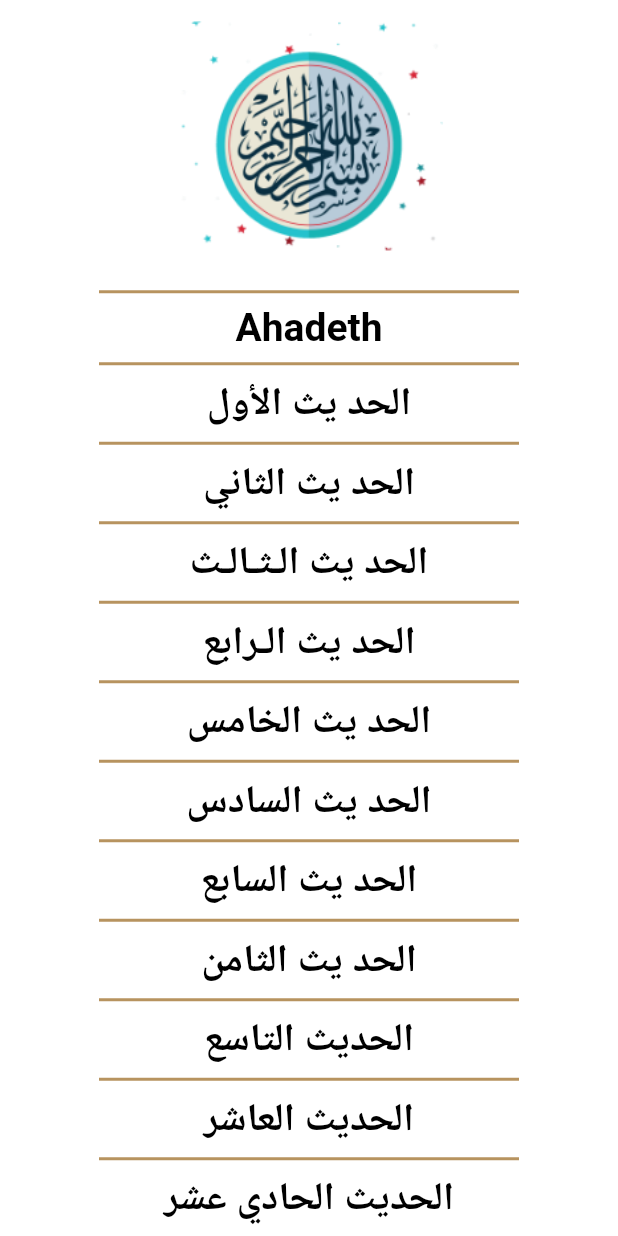
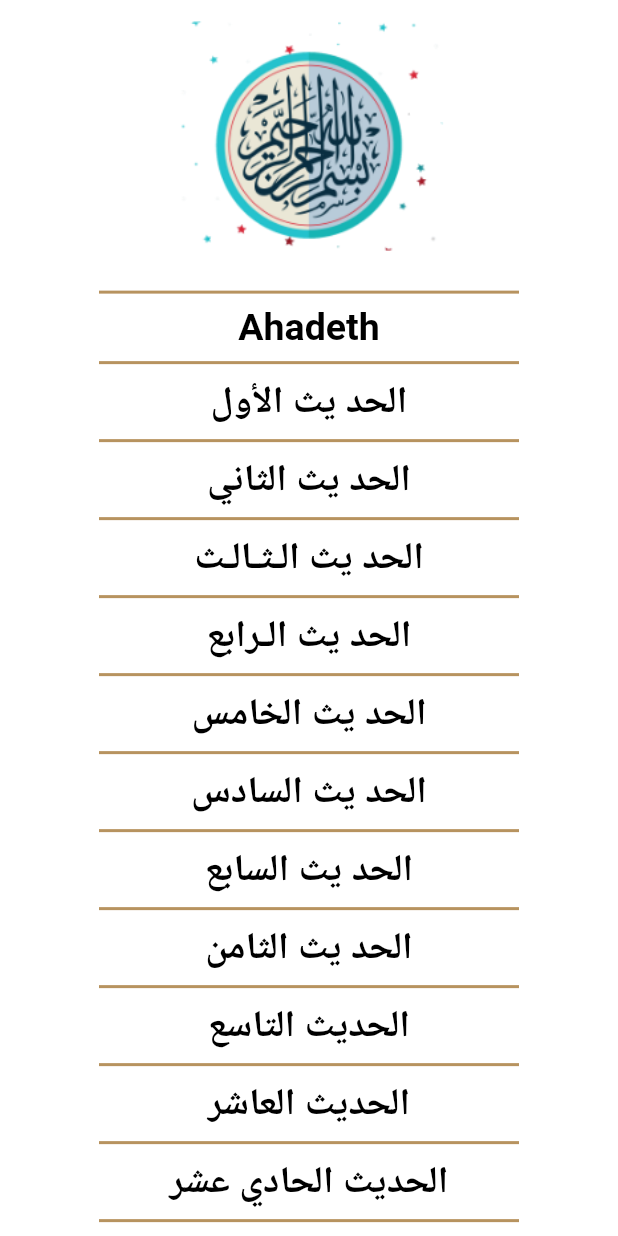
Before and after one commit to mSaaad10/quran-app-c11-hti, a Flutter app: the AhadethTabWidget widget shown alone on an empty page, opened directly, on a phone screen of 412 x 824 dp. Run offline on Flutter 3.47's test engine with Material 2 defaults, Android fonts, the phone set to English and light mode, and no system bars.

Commit message:
+ dark-light theme + theme-lang bottom sheet

```diff
--- a/lib/ui/home/ahadeth_tab/ahadeth_tab_widget.dart
+++ b/lib/ui/home/ahadeth_tab/ahadeth_tab_widget.dart
@@ -28,13 +28,10 @@ class _AhadethTabWidgetState extends State<AhadethTabWidget> {
               decoration: BoxDecoration(
                   border: Border.symmetric(
                       horizontal: BorderSide(
-                          color: Theme.of(context).primaryColor, width: 2))),
+                          color: Theme.of(context).dividerColor, width: 2))),
               child: Text(
                 'Ahadeth',
-                style: TextStyle(
-                    fontSize: 26,
-                    fontWeight: FontWeight.bold,
-                    color: Colors.black),
+                style: Theme.of(context).textTheme.titleMedium,
               )),
           Expanded(
               flex: 3,
@@ -46,7 +43,7 @@ class _AhadethTabWidgetState extends State<AhadethTabWidget> {
                       itemBuilder: (context, index) =>
                           HadethTitleWidget(hadethItem: allAhadeth[index]),
                       separatorBuilder: (context, index) => Container(
-                            color: Theme.of(context).primaryColor,
+                        color: Theme.of(context).dividerColor,
                             width: double.infinity,
                             height: 2,
                             margin: EdgeInsets.symmetric(horizontal: 66),
--- a/lib/ui/home/ahadeth_tab/hadeth_title_widget.dart
+++ b/lib/ui/home/ahadeth_tab/hadeth_title_widget.dart
@@ -19,9 +19,7 @@ class HadethTitleWidget extends StatelessWidget {
         padding: EdgeInsets.symmetric(vertical: 8),
         child: Text(
           hadethItem.title,
-          style: TextStyle(
-              fontWeight: FontWeight.bold, fontSize: 26, color: Colors.black),
-        ),
+          style: Theme.of(context).textTheme.bodyMedium),
       ),
     );
   }
--- a/lib/ui/home/chapter_details_screen/verse_widget.dart
+++ b/lib/ui/home/chapter_details_screen/verse_widget.dart
@@ -14,7 +14,7 @@ class VerseWidget extends StatelessWidget {
         verse,
         textAlign: TextAlign.center,
         textDirection: TextDirection.rtl,
-        style: TextStyle(fontSize: 26, color: Colors.black),
+        style: Theme.of(context).textTheme.displaySmall,
       ),
     );
   }
--- a/lib/ui/home/quran_tab/chapter_name_widget.dart
+++ b/lib/ui/home/quran_tab/chapter_name_widget.dart
@@ -20,7 +20,7 @@ class ChapterTitleWidget extends StatelessWidget {
           alignment: Alignment.center,
           child: Text(
             chapterTitle,
-            style: TextStyle(fontSize: 25, fontWeight: FontWeight.bold),
+            style: Theme.of(context).textTheme.bodyMedium,
           )),
     );
   }
--- /dev/null
+++ b/lib/ui/style/my_theme_data.dart
@@ -0,0 +1,101 @@
+import 'package:flutter/material.dart';
+
+class MyThemeData {
+  static Color lightPrimaryColor = Color(0xFFB7935F);
+  static Color yellowColor = Color(0xFFFACC1D);
+  static Color darkPrimaryColor = Color(0xFF141A2E);
+  static ThemeData lightTheme = ThemeData(
+      primaryColor: lightPrimaryColor,
+      cardTheme: CardTheme(
+        color: Colors.white,
+        shape: RoundedRectangleBorder(
+          borderRadius: BorderRadius.circular(22),
+        ),
+        elevation: 18,
+      ),
+      colorScheme: ColorScheme.fromSeed(
+          seedColor: lightPrimaryColor,
+          primary: lightPrimaryColor,
+          onPrimary: Color(0xFFffffff),
+          secondary: Color(0x79B7935F),
+          onSecondary: Colors.black),
+      appBarTheme: AppBarTheme(
+          iconTheme: IconThemeData(color: Colors.black),
+          color: Colors.transparent,
+          elevation: 0,
+          centerTitle: true,
+          titleTextStyle: TextStyle(
+              fontWeight: FontWeight.bold, fontSize: 30, color: Colors.black)),
+      scaffoldBackgroundColor: Colors.transparent,
+      dividerColor: lightPrimaryColor,
+      bottomNavigationBarTheme: BottomNavigationBarThemeData(
+        backgroundColor: lightPrimaryColor,
+        selectedItemColor: Colors.black,
+        selectedIconTheme: IconThemeData(
+          color: Colors.black,
+          size: 42,
+        ),
+        unselectedItemColor: Colors.white,
+      ),
+      textTheme: TextTheme(
+          titleMedium: TextStyle(
+            color: Colors.black,
+            fontSize: 25,
+            fontWeight: FontWeight.bold,
+          ),
+          bodyMedium: TextStyle(
+              color: Colors.black, fontSize: 25, fontWeight: FontWeight.bold),
+          displaySmall: TextStyle(fontSize: 20, color: Colors.black),
+          labelMedium: TextStyle(
+            color: lightPrimaryColor,
+            fontSize: 26,
+            fontWeight: FontWeight.bold,
+          )));
+  static ThemeData darkTheme = ThemeData(
+      primaryColor: darkPrimaryColor,
+      dividerColor: yellowColor,
+      cardTheme: CardTheme(
+        color: darkPrimaryColor,
+        shape: RoundedRectangleBorder(
+          borderRadius: BorderRadius.circular(22),
+        ),
+        elevation: 18,
+      ),
+      colorScheme: ColorScheme.fromSeed(
+          seedColor: darkPrimaryColor,
+          primary: darkPrimaryColor,
+          onPrimary: Color(0xFFffffff),
+          secondary: yellowColor,
+          onSecondary: Colors.black),
+      appBarTheme: AppBarTheme(
+          iconTheme: IconThemeData(color: Colors.white),
+          color: Colors.transparent,
+          elevation: 0,
+          centerTitle: true,
+          titleTextStyle: TextStyle(
+              fontWeight: FontWeight.bold, fontSize: 30, color: Colors.white)),
+      scaffoldBackgroundColor: Colors.transparent,
+      bottomNavigationBarTheme: BottomNavigationBarThemeData(
+        backgroundColor: darkPrimaryColor,
+        selectedItemColor: yellowColor,
+        selectedIconTheme: IconThemeData(
+          color: yellowColor,
+          size: 42,
+        ),
+        unselectedItemColor: Colors.white,
+      ),
+      textTheme: TextTheme(
+          titleMedium: TextStyle(
+            color: Colors.white,
+            fontSize: 25,
+            fontWeight: FontWeight.bold,
+          ),
+          bodyMedium: TextStyle(
+              color: Colors.white, fontSize: 25, fontWeight: FontWeight.bold),
+          displaySmall: TextStyle(fontSize: 20, color: yellowColor),
+          labelMedium: TextStyle(
+            color: yellowColor,
+            fontSize: 26,
+            fontWeight: FontWeight.bold,
+          )));
+}
```
Also changed, not shown: lib/main.dart (+4 -54 lines), lib/ui/home/ahadeth_tab/hadeth_details/hadeth_details_screen.dart (+5 -4 lines), lib/ui/home/chapter_details_screen/chapter_details_screen.dart (+8 -3 lines), lib/ui/home/home_screen.dart (+8 -6 lines), lib/ui/home/quran_tab/quran_tab_widget.dart (+5 -10 lines), lib/ui/home/settings_tab/local/language_bottom_sheet.dart (added, +51 -0 lines), lib/ui/home/settings_tab/settings_tab_widget.dart (+84 -2 lines), lib/ui/home/settings_tab/theme/theme_bottom_sheet.dart (added, +51 -0 lines).
